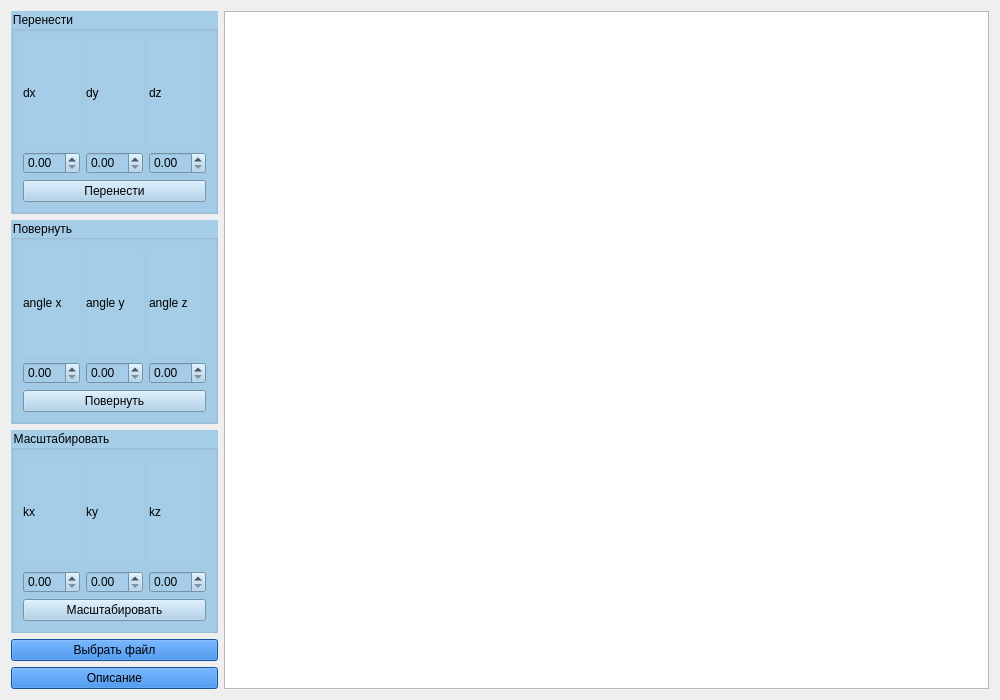
The window that lab_01/Frame3DViewer/forms/mainwidget.ui (arist0crab/bmstu-iu7-4sem-oop) describes before a commit, drawn with Qt 5.
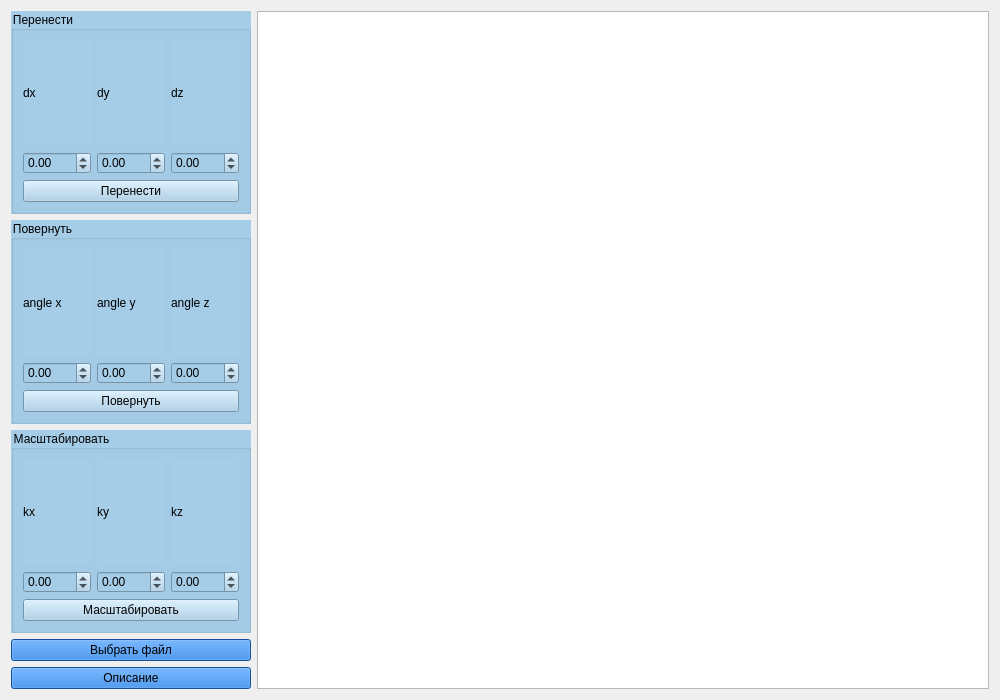
The same window after the commit.

Commit message: move figure option has been done

Diff of the .ui file:
```diff
--- a/lab_01/Frame3DViewer/forms/mainwidget.ui
+++ b/lab_01/Frame3DViewer/forms/mainwidget.ui
@@ -40,7 +40,17 @@
         <item row="0" column="0">
          <layout class="QGridLayout" name="gridLayout">
           <item row="1" column="0">
-           <widget class="QDoubleSpinBox" name="doubleSpinBox"/>
+           <widget class="QDoubleSpinBox" name="EnterMoveX">
+            <property name="minimum">
+             <double>-100.000000000000000</double>
+            </property>
+            <property name="maximum">
+             <double>100.000000000000000</double>
+            </property>
+            <property name="singleStep">
+             <double>5.000000000000000</double>
+            </property>
+           </widget>
           </item>
           <item row="0" column="2">
            <widget class="QLabel" name="label_3">
@@ -57,7 +67,7 @@
            </widget>
           </item>
           <item row="2" column="0" colspan="3">
-           <widget class="QPushButton" name="pushButton">
+           <widget class="QPushButton" name="ButtonMoveFigure">
             <property name="text">
              <string>Перенести</string>
             </property>
@@ -71,10 +81,24 @@
            </widget>
           </item>
           <item row="1" column="2">
-           <widget class="QDoubleSpinBox" name="doubleSpinBox_3"/>
+           <widget class="QDoubleSpinBox" name="EnterMoveZ">
+            <property name="minimum">
+             <double>-100.000000000000000</double>
+            </property>
+            <property name="maximum">
+             <double>100.000000000000000</double>
+            </property>
+           </widget>
           </item>
           <item row="1" column="1">
-           <widget class="QDoubleSpinBox" name="doubleSpinBox_2"/>
+           <widget class="QDoubleSpinBox" name="EnterMoveY">
+            <property name="minimum">
+             <double>-100.000000000000000</double>
+            </property>
+            <property name="maximum">
+             <double>100.000000000000000</double>
+            </property>
+           </widget>
           </item>
          </layout>
         </item>
@@ -109,15 +133,12 @@
         <item row="0" column="0">
          <layout class="QGridLayout" name="gridLayout_4">
           <item row="2" column="0" colspan="3">
-           <widget class="QPushButton" name="pushButton_2">
+           <widget class="QPushButton" name="ButtonRotateFigure">
             <property name="text">
              <string>Повернуть</string>
             </property>
            </widget>
           </item>
-          <item row="1" column="2">
-           <widget class="QDoubleSpinBox" name="doubleSpinBox_5"/>
-          </item>
           <item row="0" column="1">
            <widget class="QLabel" name="label_5">
             <property name="text">
@@ -126,10 +147,14 @@
            </widget>
           </item>
           <item row="1" column="0">
-           <widget class="QDoubleSpinBox" name="doubleSpinBox_6"/>
-          </item>
-          <item row="1" column="1">
-           <widget class="QDoubleSpinBox" name="doubleSpinBox_4"/>
+           <widget class="QDoubleSpinBox" name="doubleSpinBox_6">
+            <property name="minimum">
+             <double>-100.000000000000000</double>
+            </property>
+            <property name="maximum">
+             <double>100.000000000000000</double>
+            </property>
+           </widget>
           </item>
           <item row="0" column="0">
            <widget class="QLabel" name="label_6">
@@ -145,6 +170,26 @@
             </property>
            </widget>
           </item>
+          <item row="1" column="2">
+           <widget class="QDoubleSpinBox" name="doubleSpinBox_5">
+            <property name="minimum">
+             <double>-100.000000000000000</double>
+            </property>
+            <property name="maximum">
+             <double>100.000000000000000</double>
+            </property>
+           </widget>
+          </item>
+          <item row="1" column="1">
+           <widget class="QDoubleSpinBox" name="doubleSpinBox_4">
+            <property name="minimum">
+             <double>-100.000000000000000</double>
+            </property>
+            <property name="maximum">
+             <double>100.000000000000000</double>
+            </property>
+           </widget>
+          </item>
          </layout>
         </item>
        </layout>
@@ -164,16 +209,13 @@
        <layout class="QGridLayout" name="gridLayout_5">
         <item row="0" column="0">
          <layout class="QGridLayout" name="gridLayout_6">
-          <item row="0" column="0">
-           <widget class="QLabel" name="label_9">
+          <item row="2" column="0" colspan="3">
+           <widget class="QPushButton" name="ButtonScaleFigure">
             <property name="text">
-             <string>kx</string>
+             <string>Масштабировать</string>
             </property>
            </widget>
           </item>
-          <item row="1" column="1">
-           <widget class="QDoubleSpinBox" name="doubleSpinBox_7"/>
-          </item>
           <item row="0" column="1">
            <widget class="QLabel" name="label_8">
             <property name="text">
@@ -181,13 +223,6 @@
             </property>
            </widget>
           </item>
-          <item row="2" column="0" colspan="3">
-           <widget class="QPushButton" name="pushButton_3">
-            <property name="text">
-             <string>Масштабировать</string>
-            </property>
-           </widget>
-          </item>
           <item row="0" column="2">
            <widget class="QLabel" name="label_7">
             <property name="text">
@@ -195,11 +230,42 @@
             </property>
            </widget>
           </item>
-          <item row="1" column="0">
-           <widget class="QDoubleSpinBox" name="doubleSpinBox_9"/>
+          <item row="0" column="0">
+           <widget class="QLabel" name="label_9">
+            <property name="text">
+             <string>kx</string>
+            </property>
+           </widget>
           </item>
           <item row="1" column="2">
-           <widget class="QDoubleSpinBox" name="doubleSpinBox_8"/>
+           <widget class="QDoubleSpinBox" name="doubleSpinBox_8">
+            <property name="minimum">
+             <double>-100.000000000000000</double>
+            </property>
+            <property name="maximum">
+             <double>100.000000000000000</double>
+            </property>
+           </widget>
+          </item>
+          <item row="1" column="1">
+           <widget class="QDoubleSpinBox" name="doubleSpinBox_7">
+            <property name="minimum">
+             <double>-100.000000000000000</double>
+            </property>
+            <property name="maximum">
+             <double>100.000000000000000</double>
+            </property>
+           </widget>
+          </item>
+          <item row="1" column="0">
+           <widget class="QDoubleSpinBox" name="doubleSpinBox_9">
+            <property name="minimum">
+             <double>-100.000000000000000</double>
+            </property>
+            <property name="maximum">
+             <double>100.000000000000000</double>
+            </property>
+           </widget>
           </item>
          </layout>
         </item>
```
The commit also changes 6 other files.
